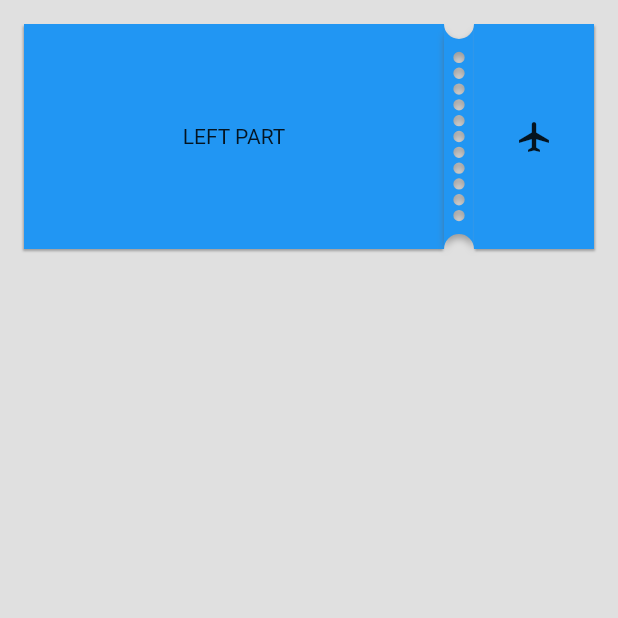
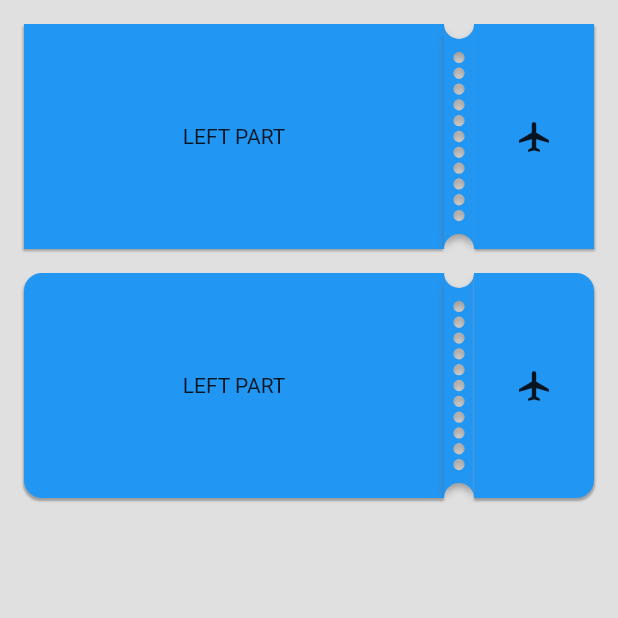
Before and after one commit to NikitaMasev/flutter_ticket_material, a Flutter app: the screen it shows after launch, on a phone screen of 412 x 824 dp, the top half of it. Run offline on Flutter 3.47's test engine with Material 2 defaults, Android fonts, the phone set to English and light mode, and no system bars.

Commit message:
Added animation on tap; Updated README.md; Updated example with rounded corners;

```diff
--- a/example/lib/example_page.dart
+++ b/example/lib/example_page.dart
@@ -18,16 +18,35 @@ class _ExamplePageState extends State<ExamplePage> {
       body: SafeArea(
         child: Padding(
           padding: const EdgeInsets.all(16.0),
-          child: TicketMaterial(
-            height: 150,
-            colorBackground: Colors.blue,
-            leftChild: _buildLeft(),
-            rightChild: _buildRight(),
+          child: Column(
+            children: [
+              TicketMaterial(
+                height: 150,
+                colorBackground: Colors.blue,
+                leftChild: _buildLeft(),
+                rightChild: _buildRight(),
+              ),
+              Padding(
+                padding: const EdgeInsets.only(top: 16),
+                child: TicketMaterial(
+                  height: 150,
+                  colorBackground: Colors.blue,
+                  radiusBorder: 12,
+                  leftChild: _buildLeft(),
+                  rightChild: _buildRight(),
+                  tapHandler: () {
+                    print('ON TAP');
+                  },
+                ),
+              )
+            ],
           ),
         ),
       ),
     );
   }
+
+
 
   Widget _buildLeft() {
     return Container(
--- a/lib/ticket_material.dart
+++ b/lib/ticket_material.dart
@@ -1,7 +1,8 @@
+import 'package:flutter/animation.dart';
 import 'package:flutter/material.dart';
 import 'package:ticket_material/mask_ticket_painter.dart';
 
-class TicketMaterial extends StatelessWidget {
+class TicketMaterial extends StatefulWidget {
   final int flexLefSize;
   final int flexMaskSize;
   final int flexRightSize;
@@ -14,6 +15,9 @@ class TicketMaterial extends StatelessWidget {
   final double height;
   final Widget leftChild;
   final Widget rightChild;
+  final Function() tapHandler;
+  final bool useAnimationScaleOnTap;
+  final double lowerBoundAnimation;
 
   const TicketMaterial(
       {this.flexLefSize = 70,
@@ -27,68 +31,128 @@ class TicketMaterial extends StatelessWidget {
       @required this.colorBackground,
       this.colorShadow = Colors.grey,
       this.shadowSize = 1.5,
-      this.radiusBorder = 0});
+      this.radiusBorder = 0,
+      this.tapHandler,
+      this.useAnimationScaleOnTap = true,
+      this.lowerBoundAnimation = 0.95});
+
+  @override
+  _TicketMaterialState createState() => _TicketMaterialState(height);
+}
+
+class _TicketMaterialState extends State<TicketMaterial>
+    with SingleTickerProviderStateMixin {
+  AnimationController _controller;
+
+  var _height = double.infinity;
+  var _width = double.infinity;
+
+  _TicketMaterialState(this._height);
+
+  @override
+  void initState() {
+    _controller = AnimationController(
+        duration: const Duration(milliseconds: 200),
+        lowerBound: widget.lowerBoundAnimation,
+        upperBound: 1,
+        vsync: this);
+    _controller.forward();
+    super.initState();
+  }
+
+  void _tapDown(TapDownDetails details) {
+    if (widget.useAnimationScaleOnTap) {
+      _controller.reverse();
+    }
+
+    if (widget.tapHandler != null) {
+      widget.tapHandler();
+    }
+  }
+
+  void _tapUp(TapUpDetails details) {
+    if (widget.useAnimationScaleOnTap) {
+      _controller.forward();
+    }
+  }
 
   @override
   Widget build(BuildContext context) {
-    return Row(
+    return GestureDetector(
+      onTapUp: _tapUp,
+      onTapDown: _tapDown,
+      child: ScaleTransition(
+        scale: _controller,
+        child: SizedBox(
+          width: _width,
+          height: _height,
+          child: Row(
             children: <Widget>[
               Flexible(
-            flex: flexLefSize,
+                  flex: widget.flexLefSize,
                   child: Container(
-              height: height,
+                    height: double.infinity,
                     width: double.infinity,
                     decoration: BoxDecoration(
-                  color: colorBackground,
+                        color: widget.colorBackground,
                         borderRadius: BorderRadius.only(
-                    topLeft: Radius.circular(radiusBorder),
-                    bottomLeft: Radius.circular(radiusBorder),
+                          topLeft: Radius.circular(widget.radiusBorder),
+                          bottomLeft: Radius.circular(widget.radiusBorder),
                         ),
                         boxShadow: [
                           BoxShadow(
-                      color: colorShadow,
+                            color: widget.colorShadow,
                             blurRadius: 0.5,
-                      offset: Offset(-0.5, shadowSize),
+                            offset: Offset(-0.5, widget.shadowSize),
                           ),
                         ]),
-              child: leftChild,
+                    child: widget.leftChild,
                   )),
               Flexible(
-          flex: flexMaskSize,
+                flex: widget.flexMaskSize,
                 child: Container(
-            height: height,
+                  height: double.infinity,
+                  width: double.infinity,
                   color: Colors.transparent,
-            width: double.infinity,
                   child: CustomPaint(
                     painter: MaskTicketPainter(
-                  radiusCircle: radiusCircle,
-                  marginBetweenCircles: marginBetweenCircles,
-                  colorBg: colorBackground,
-                  colorShadow: colorShadow,
-                  shadowSize: shadowSize),
+                        radiusCircle: widget.radiusCircle,
+                        marginBetweenCircles: widget.marginBetweenCircles,
+                        colorBg: widget.colorBackground,
+                        colorShadow: widget.colorShadow,
+                        shadowSize: widget.shadowSize),
                   ),
                 ),
               ),
               Flexible(
-            flex: flexRightSize,
+                  flex: widget.flexRightSize,
                   child: Container(
-              height: height,
+                    height: double.infinity,
                     width: double.infinity,
                     decoration: BoxDecoration(
-                  color: colorBackground,
+                        color: widget.colorBackground,
                         borderRadius: BorderRadius.only(
-                    bottomRight: Radius.circular(radiusBorder),
-                    topRight: Radius.circular(radiusBorder),
+                          bottomRight: Radius.circular(widget.radiusBorder),
+                          topRight: Radius.circular(widget.radiusBorder),
                         ),
                         boxShadow: [
                           BoxShadow(
-                        color: colorShadow,
+                              color: widget.colorShadow,
                               blurRadius: 0.5,
-                        offset: Offset(0.5, shadowSize)),
+                              offset: Offset(0.5, widget.shadowSize)),
                         ]),
-              child: rightChild,
+                    child: widget.rightChild,
                   ))
             ],
+          ),
+        ),
+      ),
     );
   }
+
+  @override
+  void dispose() {
+    _controller.dispose();
+    super.dispose();
   }
+}
--- a/pubspec.yaml
+++ b/pubspec.yaml
@@ -1,6 +1,6 @@
 name: ticket_material
 description: A ticket view widget.
-version: 0.1.0
+version: 0.2.0
 homepage: https://github.com/NikitaMasev/flutter_ticket_material
 
 environment:
```
Also changed, not shown: example/pubspec.lock, 2 other files. Lines whose indentation alone changed are shown as unchanged.
